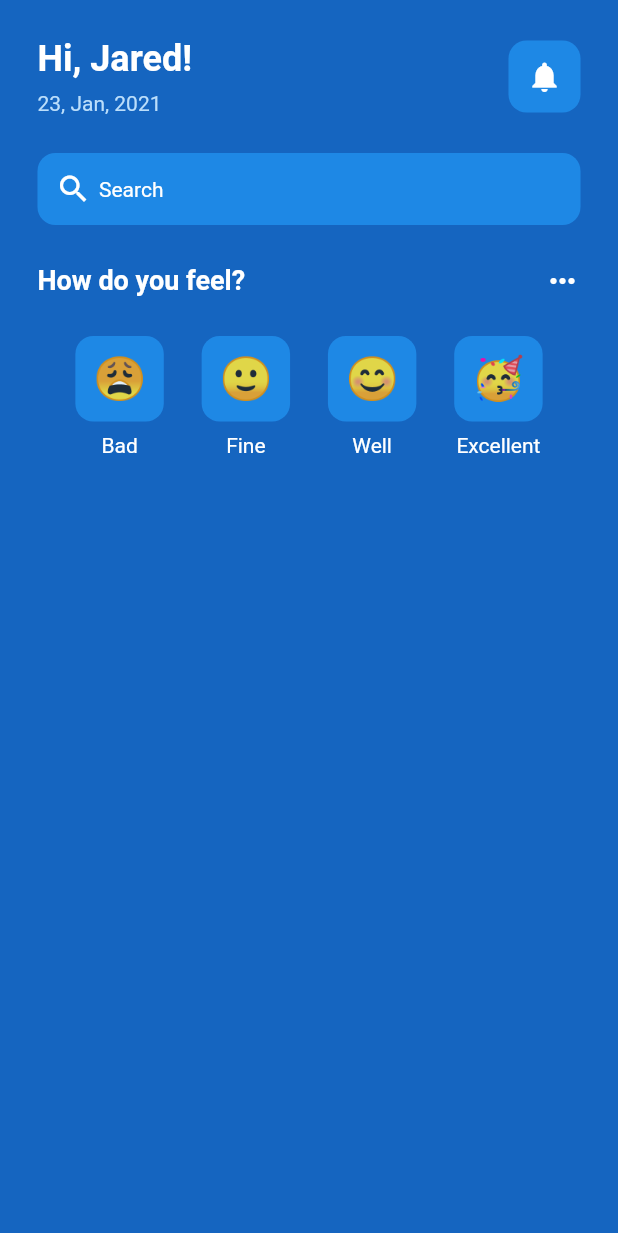
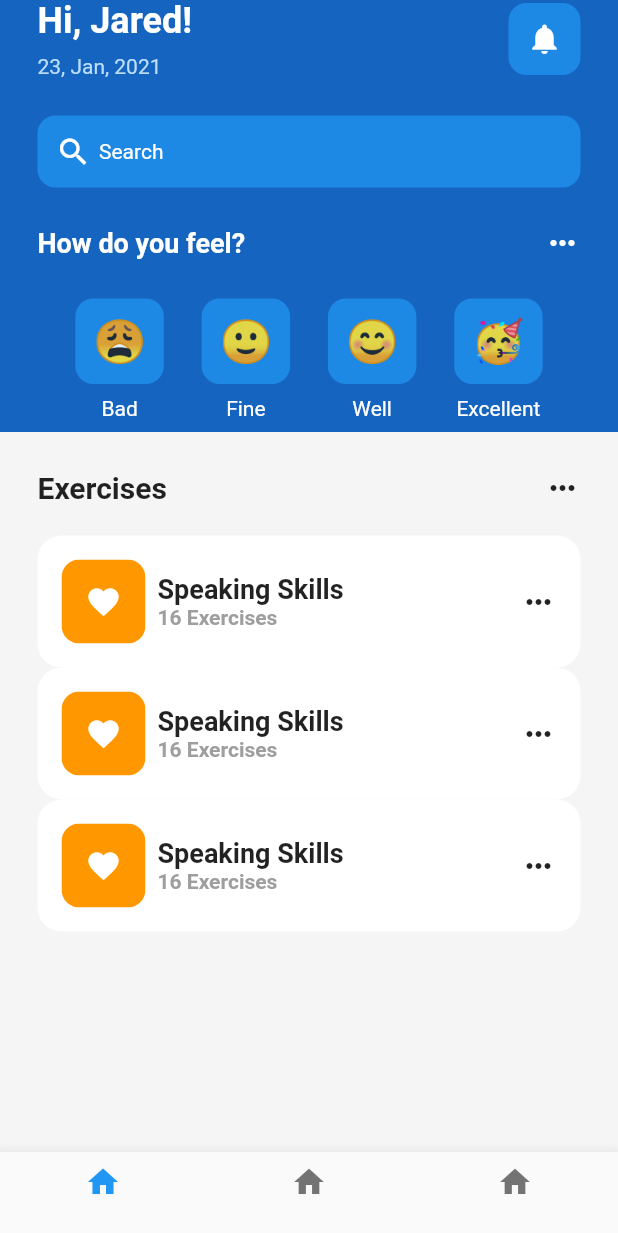
Before and after one commit to oishigyunyu/clone_dribble, a Flutter app: the screen it shows after launch, on a phone screen of 412 x 824 dp. Shown: the top 1233 px of the screen. Run offline on Flutter 3.47's test engine with Material 2 defaults, Android fonts, the phone set to English and light mode, and no system bars; our stand-ins replace material_color_utilities.

Commit message:
いろいろ追加

```diff
--- a/lib/pages/home_page.dart
+++ b/lib/pages/home_page.dart
@@ -1,4 +1,5 @@
 import 'package:first_flutter/util/emotion_face.dart';
+import 'package:first_flutter/util/exercise_tile.dart';
 import 'package:flutter/material.dart';
 import 'package:material_color_utilities/material_color_utilities.dart';
 
@@ -14,9 +15,18 @@ class _HomePageState extends State<HomePage> {
   Widget build(BuildContext context) {
     return Scaffold(
       backgroundColor: Colors.blue[800],
+      bottomNavigationBar: BottomNavigationBar(
+        items: [
+          BottomNavigationBarItem(icon: Icon(Icons.home), label: ''),
+          BottomNavigationBarItem(icon: Icon(Icons.home), label: ''),
+          BottomNavigationBarItem(icon: Icon(Icons.home), label: ''),
+        ],
+      ),
       body: SafeArea(
-        child: Padding(
-          padding: const EdgeInsets.all(25.0),
+        child: Column(
+          children: [
+            Padding(
+              padding: const EdgeInsets.symmetric(horizontal: 25.0),
               child: Column(
                 children: [
                   //greetings row
@@ -186,6 +196,49 @@ class _HomePageState extends State<HomePage> {
                 ],
               ),
             ),
+            const SizedBox(
+              height: 8.0,
+            ),
+            Expanded(
+              child: Container(
+                padding: const EdgeInsets.all(25.0),
+                height: 500,
+                color: Colors.grey[100],
+                child: Center(
+                  child: Column(
+                    children: [
+                      // Exercises heading
+                      Row(
+                        mainAxisAlignment: MainAxisAlignment.spaceBetween,
+                        children: const [
+                          Text(
+                            'Exercises',
+                            style: TextStyle(
+                                fontWeight: FontWeight.bold, fontSize: 20),
+                          ),
+                          Icon(Icons.more_horiz),
+                        ],
+                      ),
+                      const SizedBox(
+                        height: 20.0,
+                      ),
+
+                      Expanded(
+                        child: ListView(
+                          children: const [
+                            ExerciseTile(),
+                            ExerciseTile(),
+                            ExerciseTile(),
+                          ],
+                        ),
+                      ),
+                    ],
+                  ),
+                ),
+              ),
+            ),
+          ],
+        ),
       ),
     );
   }
--- /dev/null
+++ b/lib/util/exercise_tile.dart
@@ -0,0 +1,61 @@
+import 'package:flutter/material.dart';
+
+class ExerciseTile extends StatelessWidget {
+  const ExerciseTile({Key? key}) : super(key: key);
+
+  @override
+  Widget build(BuildContext context) {
+    return // list view of exercises
+      Container(
+        padding: EdgeInsets.all(16),
+        decoration: BoxDecoration(
+          color: Colors.white,
+          borderRadius: BorderRadius.circular(16),
+        ),
+        child: Row(
+          mainAxisAlignment: MainAxisAlignment.spaceBetween,
+          children: [
+            Row(
+              children: [
+                ClipRRect(
+                  borderRadius: BorderRadius.circular(12),
+                  child: Container(
+                    padding: const EdgeInsets.all(16.0),
+                    color: Colors.orange,
+                    child: const Icon(
+                      Icons.favorite,
+                      color: Colors.white,
+                    ),
+                  ),
+                ),
+                const SizedBox(
+                  width: 8.0,
+                ),
+                Column(
+                  crossAxisAlignment: CrossAxisAlignment.start,
+                  children: const [
+                    // title
+                    Text(
+                      'Speaking Skills',
+                      style: TextStyle(
+                        fontSize: 18,
+                        fontWeight: FontWeight.bold,
+                      ),
+                    ),
+                    Text(
+                      '16 Exercises',
+                      style: TextStyle(
+                          color: Colors.grey,
+                          fontSize: 14,
+                          fontWeight: FontWeight.bold),
+                    ),
+                  ],
+                ),
+              ],
+            ),
+            const Icon(Icons.more_horiz),
+          ],
+        ),
+      );
+  }
+}
```
Lines whose indentation alone changed are shown as unchanged.
